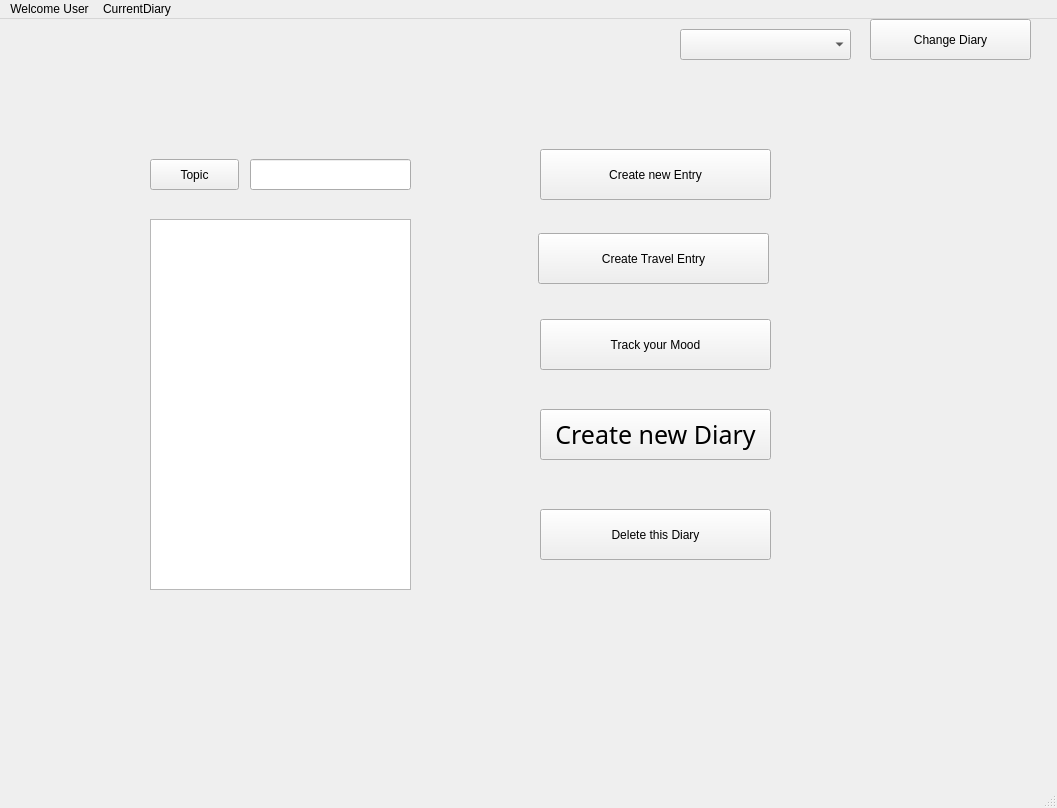
fekorte/Diary, file Presentation/mainwindow.ui: the form before one commit.
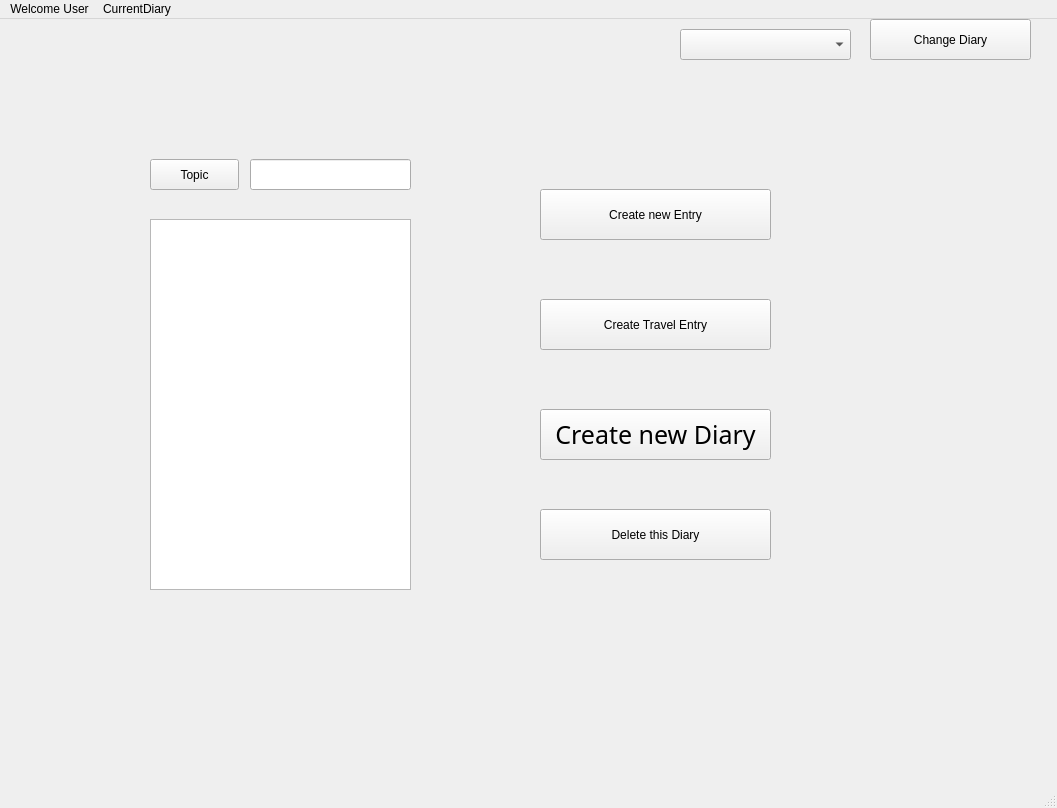
The form after the commit. Icons and pictures are not drawn.

```diff
--- a/Presentation/mainwindow.ui
+++ b/Presentation/mainwindow.ui
@@ -55,7 +55,7 @@
     <property name="geometry">
      <rect>
       <x>540</x>
-      <y>130</y>
+      <y>170</y>
       <width>231</width>
       <height>51</height>
      </rect>
@@ -67,22 +67,6 @@
      <string>Create new Entry</string>
     </property>
    </widget>
-   <widget class="QPushButton" name="pushButton_2">
-    <property name="geometry">
-     <rect>
-      <x>540</x>
-      <y>300</y>
-      <width>231</width>
-      <height>51</height>
-     </rect>
-    </property>
-    <property name="styleSheet">
-     <string notr="true">background-image: url(:/Images/Images/white.png);</string>
-    </property>
-    <property name="text">
-     <string>Track your Mood</string>
-    </property>
-   </widget>
    <widget class="QPushButton" name="DeleteDiaryButton">
     <property name="geometry">
      <rect>
@@ -157,8 +141,8 @@
    <widget class="QPushButton" name="pushButton">
     <property name="geometry">
      <rect>
-      <x>538</x>
-      <y>214</y>
+      <x>540</x>
+      <y>280</y>
       <width>231</width>
       <height>51</height>
      </rect>
```
Left out of the diff: 13 changed lines with no effect on the pictures.
